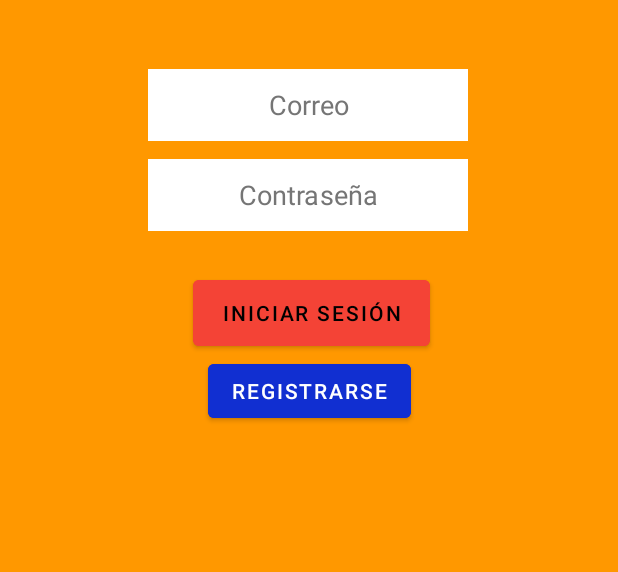
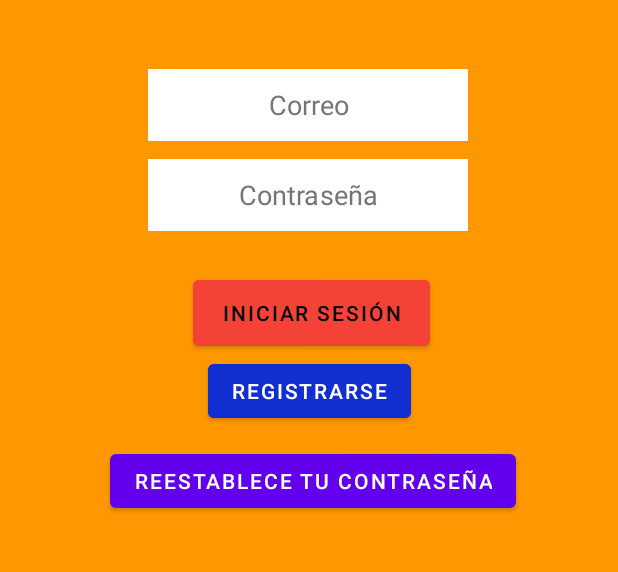
Before and after one commit to Intro-CompuMovil/SureOutdoor, an Android app: the screen it shows after launch (LoginActivity), on a phone screen of 412 x 824 dp, the part 389-961 px from its top. Run offline under Robolectric (Android 15) with nearby library versions, the phone set to English and light mode, and no system bars; our stand-ins replace Firebase (no records; nobody signed in at launch, a user with empty details on screens opened directly).

Commit message:
Reestablecimiento de contraseña agregado

```diff
--- a/app/src/main/res/layout/login.xml
+++ b/app/src/main/res/layout/login.xml
@@ -77,5 +77,15 @@
         app:layout_constraintStart_toStartOf="parent"
         app:layout_constraintTop_toBottomOf="@+id/loginButton" />
 
+    <Button
+        android:id="@+id/resetPassword"
+        android:layout_width="wrap_content"
+        android:layout_height="wrap_content"
+        android:layout_marginTop="12dp"
+        android:layout_marginEnd="68dp"
+        android:text="Reestablece tu contraseña"
+        app:layout_constraintEnd_toEndOf="parent"
+        app:layout_constraintTop_toBottomOf="@+id/registerButton" />
+
 
 </androidx.constraintlayout.widget.ConstraintLayout>
```
Also changed, not shown: app/src/main/java/com/example/sureoutdoorapp/LoginActivity.kt (+30 -5 lines).
